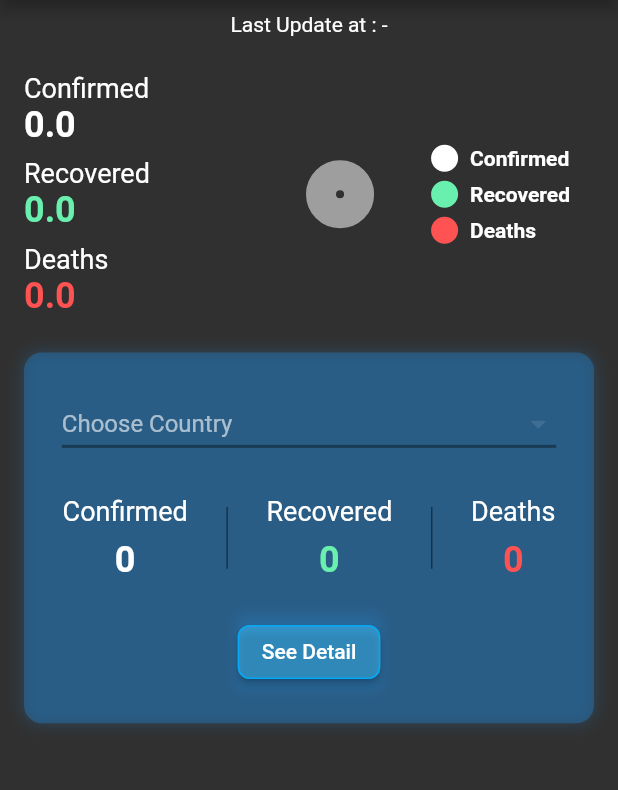
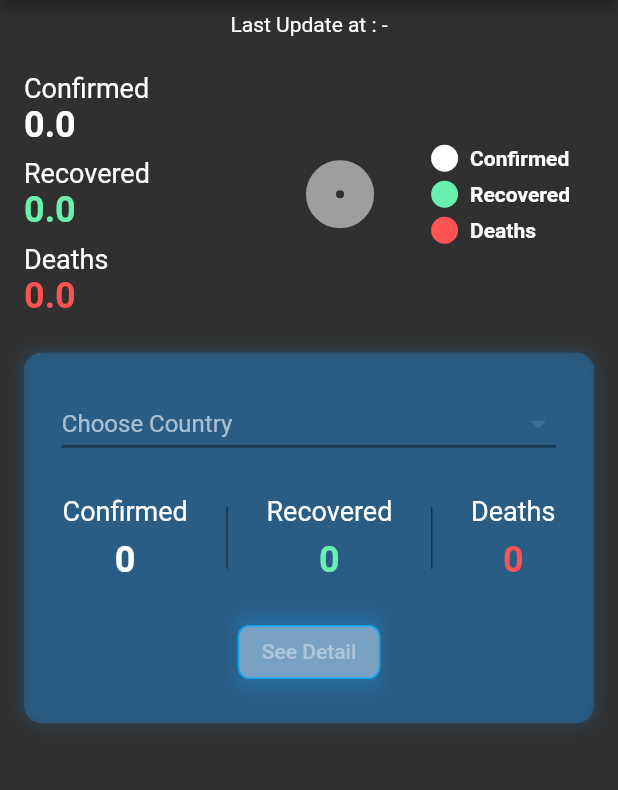
Before and after one commit to bayysp/Covid19Monitoring-With-GetX, a Flutter app: the screen it shows after launch, on a phone screen of 412 x 824 dp, the part 84-874 px from its top. Run offline on Flutter 3.47's test engine with Material 2 defaults, Android fonts, the phone set to English and light mode, and no system bars; drawn by our look-alikes of pie_chart; our stand-ins replace get; network calls fail.

Commit message:
add Obx to button see detail

```diff
--- a/lib/src/controller/bindings/sample_bind.dart
+++ b/lib/src/controller/bindings/viewmodel_bindings.dart
@@ -1,7 +1,7 @@
 import 'package:get/get.dart';
 import 'package:getxexample/src/controller/global_controller.dart';
 
-class SampleBind extends Bindings{
+class ViewModelBindings extends Bindings {
   @override
   void dependencies() {
     Get.lazyPut<GlobalController>(() => GlobalController());
--- a/lib/src/view/home/selected_country_widget.dart
+++ b/lib/src/view/home/selected_country_widget.dart
@@ -61,7 +61,8 @@ class SelectedCountryWidget extends StatelessWidget {
   }
 
   Widget _buildButtonDetail() {
-    return Container(
+    return Obx(
+      () => Container(
         decoration: BoxDecoration(
           boxShadow: [
             BoxShadow(
@@ -82,7 +83,8 @@ class SelectedCountryWidget extends StatelessWidget {
               ? () {
                   Get.toNamed('/detail');
                 }
-            : () {},
+              : null,
+        ),
       ),
     );
   }
```
Lines whose indentation alone changed are shown as unchanged.
